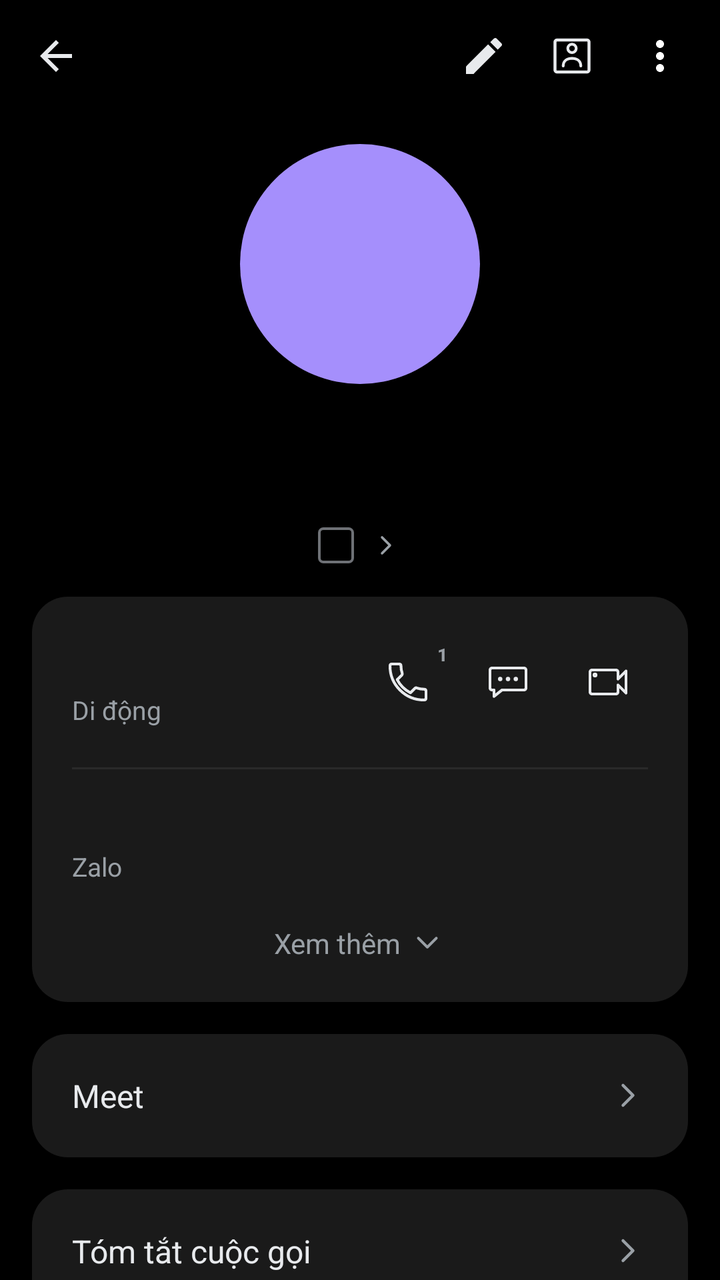
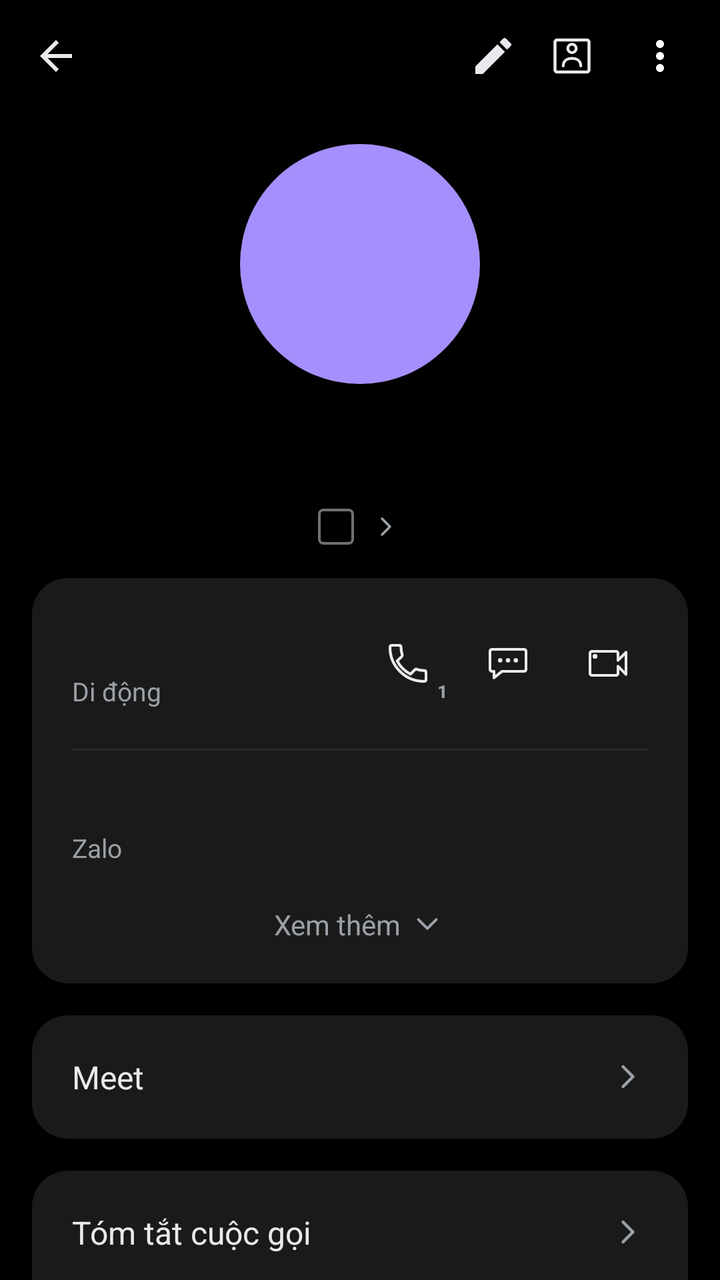

Two renders of the same Android screen: before a commit and after it. Below are the layout's source before the change and the commit's diff.
<!-- AndroidManifest.xml: application theme Theme.SimpleCall -->
<!-- res/layout/fragment_call_history.xml -->
<?xml version="1.0" encoding="utf-8"?>
<LinearLayout xmlns:android="http://schemas.android.com/apk/res/android"
    xmlns:app="http://schemas.android.com/apk/res-auto"
    android:layout_width="match_parent"
    android:layout_height="match_parent"
    android:orientation="vertical"
    android:background="@color/bg">

    
    <LinearLayout
        android:layout_width="match_parent" android:layout_height="56dp"
        android:orientation="horizontal" android:gravity="center_vertical"
        android:paddingStart="4dp" android:paddingEnd="8dp">

        <ImageButton android:id="@+id/btnBack"
            android:layout_width="48dp" android:layout_height="48dp"
            android:background="@android:color/transparent"
            android:src="@drawable/ic_arrow_back"
            android:contentDescription="Quay lại" />

        <Space android:layout_width="0dp" android:layout_height="1dp" android:layout_weight="1" />

        <ImageButton android:id="@+id/btnEdit"
            android:layout_width="44dp" android:layout_height="44dp"
            android:background="@android:color/transparent"
            android:src="@drawable/ic_edit"
            android:contentDescription="Sửa" />

        <ImageButton android:id="@+id/btnContactCard"
            android:layout_width="44dp" android:layout_height="44dp"
            android:background="@android:color/transparent"
            android:src="@drawable/ic_contact_card"
            android:contentDescription="Thẻ liên hệ" />

        <ImageButton android:id="@+id/btnMore"
            android:layout_width="44dp" android:layout_height="44dp"
            android:background="@android:color/transparent"
            android:src="@drawable/ic_more_vert"
            android:contentDescription="Thêm" />
    </LinearLayout>

    <ScrollView
        android:layout_width="match_parent" android:layout_height="0dp"
        android:layout_weight="1"
        android:clipToPadding="false"
        android:paddingBottom="24dp">

        <LinearLayout
            android:layout_width="match_parent" android:layout_height="wrap_content"
            android:orientation="vertical">

            
            <TextView android:id="@+id/tvAvatar"
                android:layout_width="120dp" android:layout_height="120dp"
                android:layout_gravity="center_horizontal"
                android:layout_marginTop="16dp"
                android:background="@drawable/bg_avatar_circle"
                android:gravity="center"
                android:textSize="48sp" android:textColor="@color/white"
                android:fontFamily="sans-serif-medium" />

            
            <TextView android:id="@+id/tvTitle"
                android:layout_width="wrap_content" android:layout_height="wrap_content"
                android:layout_gravity="center_horizontal"
                android:layout_marginTop="16dp"
                android:layout_marginStart="32dp" android:layout_marginEnd="32dp"
                android:gravity="center"
                android:textSize="34sp" android:textStyle="bold"
                android:textColor="@color/text_primary"
                android:fontFamily="sans-serif-medium" />

            
            <LinearLayout android:id="@+id/rowSimDefault"
                android:layout_width="wrap_content" android:layout_height="wrap_content"
                android:layout_gravity="center_horizontal"
                android:layout_marginTop="10dp"
                android:orientation="horizontal" android:gravity="center_vertical"
                android:clickable="true" android:focusable="true">

                <TextView android:id="@+id/tvSimBadge"
                    android:layout_width="18dp" android:layout_height="18dp"
                    android:background="@drawable/bg_sim_badge"
                    android:gravity="center"
                    android:textSize="11sp" android:textColor="@color/text_secondary" />

                <TextView android:id="@+id/tvSubtitle"
                    android:layout_width="wrap_content" android:layout_height="wrap_content"
                    android:layout_marginStart="6dp"
                    android:textSize="14sp" android:textColor="@color/text_secondary" />

                <ImageView
                    android:layout_width="16dp" android:layout_height="16dp"
                    android:layout_marginStart="2dp"
                    android:src="@drawable/ic_chevron_right" />
            </LinearLayout>

            
            <LinearLayout
                android:layout_width="match_parent" android:layout_height="wrap_content"
                android:layout_margin="16dp"
                android:orientation="vertical"
                android:background="@drawable/bg_card_rounded"
                android:padding="20dp">

                <LinearLayout
                    android:layout_width="match_parent" android:layout_height="wrap_content"
                    android:orientation="horizontal" android:gravity="center_vertical">

                    <LinearLayout
                        android:layout_width="0dp" android:layout_height="wrap_content"
                        android:layout_weight="1" android:orientation="vertical">

                        <TextView android:id="@+id/tvNumber"
                            android:layout_width="wrap_content" android:layout_height="wrap_content"
                            android:textSize="19sp" android:textColor="@color/text_primary" />

                        <TextView android:id="@+id/tvNumberType"
                            android:layout_width="wrap_content" android:layout_height="wrap_content"
                            android:layout_marginTop="2dp"
                            android:text="@string/number_type_mobile"
                            android:textSize="13sp" android:textColor="@color/text_secondary" />
                    </LinearLayout>

                    
                    <FrameLayout
                        android:layout_width="40dp"
                        android:layout_height="40dp">
                        <ImageButton android:id="@+id/btnCallRow"
                            android:layout_width="match_parent"
                            android:layout_height="match_parent"
                            android:background="@android:color/transparent"
                            android:src="@drawable/ic_call_outline"
                            android:contentDescription="@string/call" />
                        
                        <TextView
                            android:id="@+id/tvCallSimNum"
                            android:layout_width="wrap_content"
                            android:layout_height="wrap_content"
                            android:layout_gravity="top|end"
                            android:text="1"
                            android:textSize="9sp"
                            android:textStyle="bold"
                            android:textColor="@color/text_secondary"
                            android:fontFamily="sans-serif-medium" />
                    </FrameLayout>

                    <ImageButton android:id="@+id/btnMessageRow"
                        android:layout_width="40dp" android:layout_height="40dp"
                        android:layout_marginStart="10dp"
                        android:background="@android:color/transparent"
                        android:src="@drawable/ic_message_outline"
                        android:contentDescription="Nhắn tin" />

                    <ImageButton android:id="@+id/btnVideoRow"
                        android:layout_width="40dp" android:layout_height="40dp"
                        android:layout_marginStart="10dp"
                        android:background="@android:color/transparent"
                        android:src="@drawable/ic_video_call_outline"
                        android:contentDescription="Video call" />
                </LinearLayout>

                <View
                    android:layout_width="match_parent" android:layout_height="1dp"
                    android:layout_marginTop="20dp" android:layout_marginBottom="16dp"
                    android:background="@color/divider" />

                <LinearLayout android:id="@+id/rowZalo"
                    android:layout_width="match_parent" android:layout_height="wrap_content"
                    android:orientation="vertical"
                    android:clickable="true" android:focusable="true">

                    <TextView android:id="@+id/tvZalo"
                        android:layout_width="wrap_content" android:layout_height="wrap_content"
                        android:textSize="16sp" android:textColor="@color/text_primary" />

                    <TextView
                        android:layout_width="wrap_content" android:layout_height="wrap_content"
                        android:layout_marginTop="2dp"
                        android:text="Zalo"
                        android:textSize="13sp" android:textColor="@color/text_secondary" />
                </LinearLayout>

                <LinearLayout android:id="@+id/rowSeeMore"
                    android:layout_width="match_parent" android:layout_height="wrap_content"
                    android:layout_marginTop="20dp"
                    android:orientation="horizontal" android:gravity="center"
                    android:clickable="true" android:focusable="true">

                    <TextView
                        android:layout_width="wrap_content" android:layout_height="wrap_content"
                        android:text="Xem thêm"
                        android:textSize="14sp" android:textColor="@color/text_secondary" />

                    <ImageView
                        android:layout_width="18dp" android:layout_height="18dp"
                        android:layout_marginStart="4dp"
                        android:src="@drawable/ic_chevron_down" />
                </LinearLayout>
            </LinearLayout>

            
            <LinearLayout android:id="@+id/rowMeet"
                android:layout_width="match_parent" android:layout_height="wrap_content"
                android:layout_marginStart="16dp" android:layout_marginEnd="16dp"
                android:orientation="horizontal" android:gravity="center_vertical"
                android:background="@drawable/bg_card_rounded"
                android:padding="20dp"
                android:clickable="true" android:focusable="true">

                <TextView
                    android:layout_width="0dp" android:layout_height="wrap_content"
                    android:layout_weight="1"
                    android:text="Meet"
                    android:textSize="16sp" android:textColor="@color/text_primary" />

                <ImageView
                    android:layout_width="20dp" android:layout_height="20dp"
                    android:src="@drawable/ic_chevron_right" />
            </LinearLayout>

            
            <LinearLayout
                android:layout_width="match_parent" android:layout_height="wrap_content"
                android:layout_margin="16dp"
                android:orientation="vertical"
                android:background="@drawable/bg_card_rounded">

                <LinearLayout android:id="@+id/rowCallSummary"
                    android:layout_width="match_parent" android:layout_height="wrap_content"
                    android:orientation="horizontal" android:gravity="center_vertical"
                    android:padding="20dp"
                    android:clickable="true" android:focusable="true">

                    <TextView
                        android:layout_width="0dp" android:layout_height="wrap_content"
                        android:layout_weight="1"
                        android:text="Tóm tắt cuộc gọi"
                        android:textSize="16sp" android:textColor="@color/text_primary" />

                    <ImageView
                        android:layout_width="20dp" android:layout_height="20dp"
                        android:src="@drawable/ic_chevron_right" />
                </LinearLayout>

                <View
                    android:layout_width="match_parent" android:layout_height="1dp"
                    android:layout_marginStart="20dp" android:layout_marginEnd="20dp"
                    android:background="@color/divider" />

                <LinearLayout android:id="@+id/rowCallRecording"
                    android:layout_width="match_parent" android:layout_height="wrap_content"
                    android:orientation="horizontal" android:gravity="center_vertical"
                    android:padding="20dp"
                    android:clickable="true" android:focusable="true">

                    <TextView
                        android:layout_width="0dp" android:layout_height="wrap_content"
                        android:layout_weight="1"
                        android:text="Bản ghi âm cuộc gọi"
                        android:textSize="16sp" android:textColor="@color/text_primary" />

                    <ImageView
                        android:layout_width="20dp" android:layout_height="20dp"
                        android:src="@drawable/ic_chevron_right" />
                </LinearLayout>
            </LinearLayout>

            
            <LinearLayout
                android:layout_width="match_parent" android:layout_height="wrap_content"
                android:layout_marginStart="20dp" android:layout_marginEnd="12dp"
                android:layout_marginTop="8dp"
                android:orientation="horizontal" android:gravity="center_vertical">

                <TextView
                    android:layout_width="0dp" android:layout_height="wrap_content"
                    android:layout_weight="1"
                    android:text="Nhật ký cuộc gọi"
                    android:textSize="15sp" android:textColor="@color/text_secondary" />

                <TextView android:id="@+id/btnClearLog"
                    android:layout_width="wrap_content" android:layout_height="wrap_content"
                    android:text="Xóa"
                    android:textSize="15sp" android:textColor="@color/accent_blue"
                    android:padding="8dp"
                    android:clickable="true" android:focusable="true" />
            </LinearLayout>

            
            <LinearLayout android:id="@+id/llHistoryEntries"
                android:layout_width="match_parent" android:layout_height="wrap_content"
                android:layout_margin="16dp"
                android:orientation="vertical"
                android:background="@drawable/bg_card_rounded" />

        </LinearLayout>
    </ScrollView>
</LinearLayout>
<!-- resources referenced by this layout -->
<resources>
  <color name="accent_blue">#1A73E8</color>
  <color name="bg">#000000</color>
  <color name="divider">#2A2A2A</color>
  <color name="text_primary">#E8EAED</color>
  <color name="text_secondary">#9AA0A6</color>
  <color name="white">#FFFFFF</color>
  <!-- drawable bg_avatar_circle (drawable) -->
  <?xml version="1.0" encoding="utf-8"?>
  <shape xmlns:android="http://schemas.android.com/apk/res/android"
      android:shape="oval">
      <solid android:color="@color/avatar_purple" />
  </shape>
  <!-- drawable bg_card_rounded (drawable) -->
  <?xml version="1.0" encoding="utf-8"?>
  <shape xmlns:android="http://schemas.android.com/apk/res/android"
      android:shape="rectangle">
      <solid android:color="@color/detail_card_bg" />
      <corners android:radius="18dp" />
  </shape>
  <!-- drawable bg_sim_badge (drawable) -->
  <?xml version="1.0" encoding="utf-8"?>
  <shape xmlns:android="http://schemas.android.com/apk/res/android"
      android:shape="rectangle">
      <stroke android:width="1.2dp" android:color="@color/call_log_muted" />
      <corners android:radius="2dp" />
      <solid android:color="@android:color/transparent" />
  </shape>
  <!-- drawable ic_arrow_back (drawable) -->
  <?xml version="1.0" encoding="utf-8"?>
  <vector xmlns:android="http://schemas.android.com/apk/res/android"
      android:width="24dp" android:height="24dp"
      android:viewportWidth="24" android:viewportHeight="24">
      
      <path android:fillColor="@color/text_primary"
          android:pathData="M20,11H7.83l5.59-5.59L12,4l-8,8 8,8 1.41-1.41L7.83,13H20v-2z"/>
  </vector>
  <!-- drawable ic_chevron_down (drawable) -->
  <?xml version="1.0" encoding="utf-8"?>
  <vector xmlns:android="http://schemas.android.com/apk/res/android"
      android:width="24dp" android:height="24dp"
      android:viewportWidth="24" android:viewportHeight="24">
      <path android:fillColor="#00000000"
          android:strokeColor="@color/text_secondary"
          android:strokeWidth="1.8"
          android:strokeLineCap="round"
          android:strokeLineJoin="round"
          android:pathData="M6,9 L12,15 L18,9"/>
  </vector>
  <!-- drawable ic_chevron_right (drawable) -->
  <?xml version="1.0" encoding="utf-8"?>
  <vector xmlns:android="http://schemas.android.com/apk/res/android"
      android:width="24dp" android:height="24dp"
      android:viewportWidth="24" android:viewportHeight="24">
      <path android:fillColor="#00000000"
          android:strokeColor="@color/text_secondary"
          android:strokeWidth="1.8"
          android:strokeLineCap="round"
          android:strokeLineJoin="round"
          android:pathData="M9,6 L15,12 L9,18"/>
  </vector>
  <!-- drawable ic_edit (drawable) -->
  <?xml version="1.0" encoding="utf-8"?>
  <vector xmlns:android="http://schemas.android.com/apk/res/android"
      android:width="24dp" android:height="24dp"
      android:viewportWidth="24" android:viewportHeight="24">
      <path android:fillColor="@color/text_primary"
          android:pathData="M3,17.25V21h3.75L17.81,9.94l-3.75,-3.75L3,17.25zM20.71,7.04c0.39,-0.39 0.39,-1.02 0,-1.41l-2.34,-2.34c-0.39,-0.39 -1.02,-0.39 -1.41,0l-1.83,1.83 3.75,3.75 1.83,-1.83z"/>
  </vector>
  <!-- drawable ic_more_vert (drawable) -->
  <?xml version="1.0" encoding="utf-8"?>
  <vector xmlns:android="http://schemas.android.com/apk/res/android"
      android:width="24dp" android:height="24dp"
      android:viewportWidth="24" android:viewportHeight="24">
      <path android:fillColor="#FFFFFF"
          android:pathData="M12,8c1.1,0 2,-0.9 2,-2s-0.9,-2 -2,-2 -2,0.9 -2,2 0.9,2 2,2zM12,10c-1.1,0 -2,0.9 -2,2s0.9,2 2,2 2,-0.9 2,-2 -0.9,-2 -2,-2zM12,16c-1.1,0 -2,0.9 -2,2s0.9,2 2,2 2,-0.9 2,-2 -0.9,-2 -2,-2z"/>
  </vector>
  <string name="call">Gọi</string>
  <string name="number_type_mobile">Di động</string>
  <color name="avatar_purple">#A58FFC</color>
  <color name="detail_card_bg">#1A1A1A</color>
  <color name="call_log_muted">#6E7176</color>
  <color name="primary">#1E8E3E</color>
  <color name="primary_dark">#137333</color>
  <!-- unchanged entries left out for length: 5 -->
</resources>

<!-- the commit's change to res/layout/fragment_call_history.xml (unified diff, before → after) -->
@@ -21,7 +21,7 @@
         <Space android:layout_width="0dp" android:layout_height="1dp" android:layout_weight="1" />
 
         <ImageButton android:id="@+id/btnEdit"
-            android:layout_width="44dp" android:layout_height="44dp"
+            android:layout_width="35dp" android:layout_height="35dp"
             android:background="@android:color/transparent"
             android:src="@drawable/ic_edit"
             android:contentDescription="Sửa" />
@@ -66,7 +66,7 @@
                 android:layout_marginTop="16dp"
                 android:layout_marginStart="32dp" android:layout_marginEnd="32dp"
                 android:gravity="center"
-                android:textSize="34sp" android:textStyle="bold"
+                android:textSize="27sp" android:textStyle="bold"
                 android:textColor="@color/text_primary"
                 android:fontFamily="sans-serif-medium" />
 
@@ -137,7 +137,9 @@
                             android:id="@+id/tvCallSimNum"
                             android:layout_width="wrap_content"
                             android:layout_height="wrap_content"
-                            android:layout_gravity="top|end"
+                            android:layout_gravity="bottom|end"
+                            android:layout_marginEnd="0dp"
+                            android:layout_marginBottom="0dp"
                             android:text="1"
                             android:textSize="9sp"
                             android:textStyle="bold"
